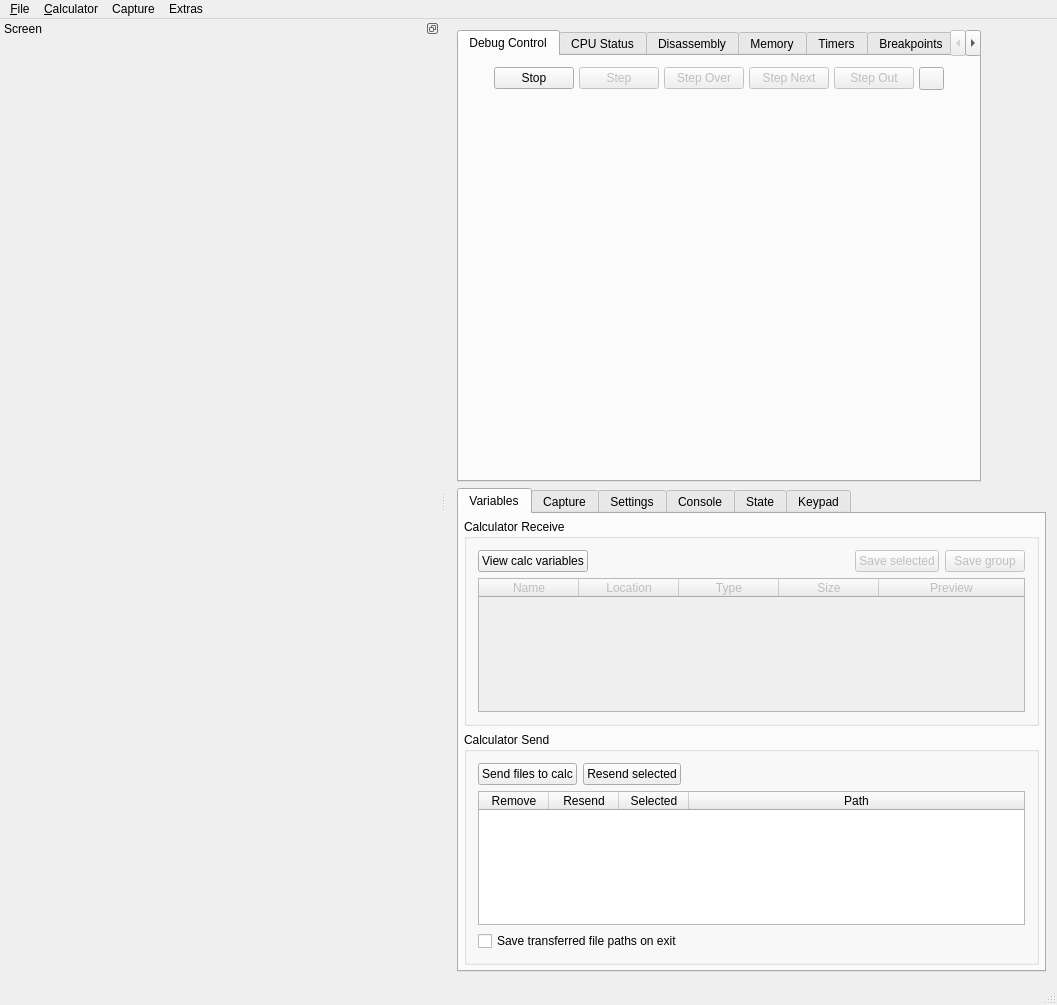
Above: gui/qt/mainwindow.ui from CE-Programming/CEmu before the change. Below: the same form after it.
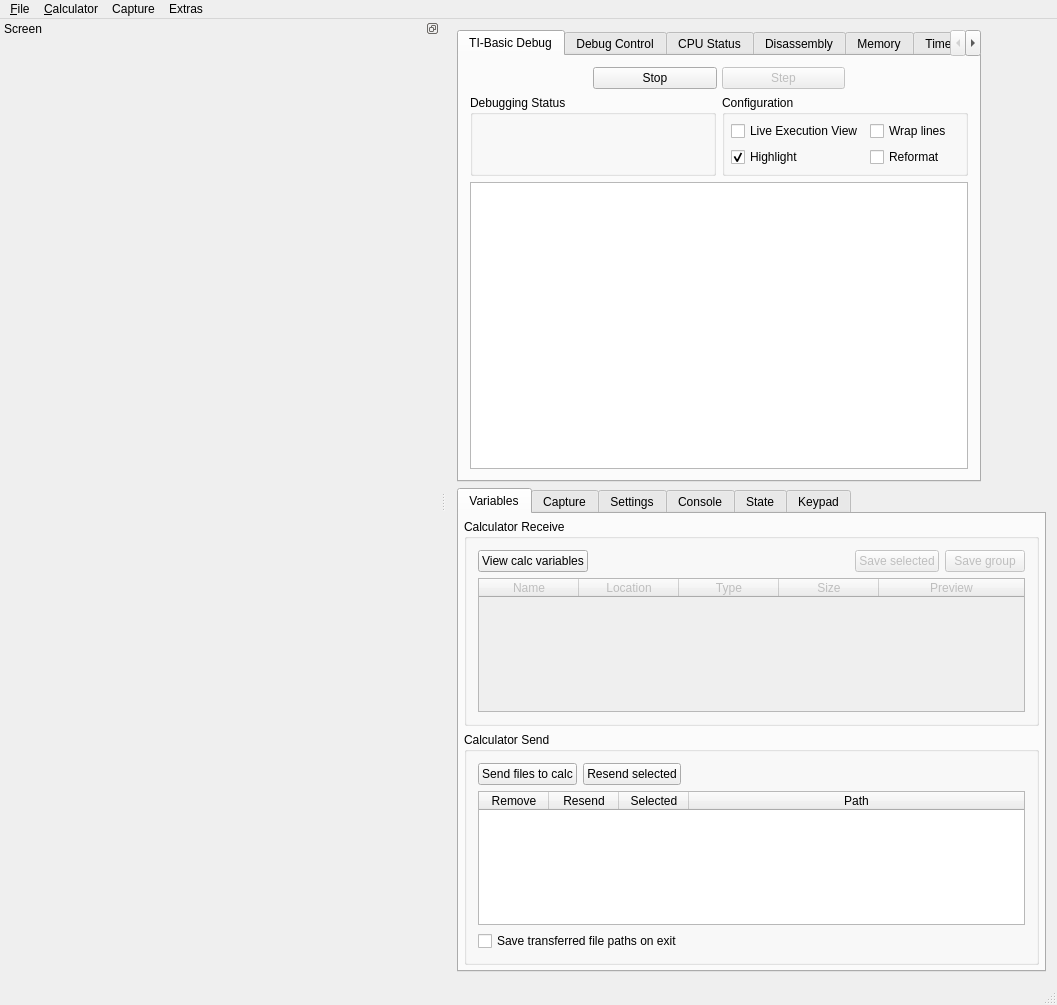
That is the form after the change. Icons and pictures are not drawn. Custom widgets are drawn as their Qt base class.

Commit message: basic debug: new gui and watchpoints from the core

Patch:
```diff
--- a/gui/qt/mainwindow.ui
+++ b/gui/qt/mainwindow.ui
@@ -79,6 +79,177 @@
       <property name="currentIndex">
        <number>0</number>
       </property>
+      <widget class="QWidget" name="tab_5">
+       <attribute name="title">
+        <string>TI-Basic Debug</string>
+       </attribute>
+       <layout class="QVBoxLayout" name="verticalLayout_17">
+        <item>
+         <layout class="QHBoxLayout" name="horizontalLayout_24">
+          <property name="spacing">
+           <number>5</number>
+          </property>
+          <item>
+           <spacer name="horizontalSpacer_19">
+            <property name="orientation">
+             <enum>Qt::Horizontal</enum>
+            </property>
+            <property name="sizeType">
+             <enum>QSizePolicy::Expanding</enum>
+            </property>
+            <property name="sizeHint" stdset="0">
+             <size>
+              <width>0</width>
+              <height>20</height>
+             </size>
+            </property>
+           </spacer>
+          </item>
+          <item>
+           <widget class="QPushButton" name="buttonBasicRun">
+            <property name="sizePolicy">
+             <sizepolicy hsizetype="MinimumExpanding" vsizetype="Maximum">
+              <horstretch>0</horstretch>
+              <verstretch>0</verstretch>
+             </sizepolicy>
+            </property>
+            <property name="focusPolicy">
+             <enum>Qt::NoFocus</enum>
+            </property>
+            <property name="text">
+             <string>Stop</string>
+            </property>
+            <property name="icon">
+             <iconset resource="resources.qrc">
+              <normaloff>:/icons/resources/icons/stop.png</normaloff>:/icons/resources/icons/stop.png</iconset>
+            </property>
+           </widget>
+          </item>
+          <item>
+           <widget class="QPushButton" name="buttonBasicStep">
+            <property name="enabled">
+             <bool>false</bool>
+            </property>
+            <property name="sizePolicy">
+             <sizepolicy hsizetype="MinimumExpanding" vsizetype="Maximum">
+              <horstretch>0</horstretch>
+              <verstretch>0</verstretch>
+             </sizepolicy>
+            </property>
+            <property name="focusPolicy">
+             <enum>Qt::NoFocus</enum>
+            </property>
+            <property name="text">
+             <string>Step</string>
+            </property>
+            <property name="icon">
+             <iconset resource="resources.qrc">
+              <normaloff>:/icons/resources/icons/stepin.png</normaloff>:/icons/resources/icons/stepin.png</iconset>
+            </property>
+           </widget>
+          </item>
+          <item>
+           <spacer name="horizontalSpacer_27">
+            <property name="orientation">
+             <enum>Qt::Horizontal</enum>
+            </property>
+            <property name="sizeType">
+             <enum>QSizePolicy::Expanding</enum>
+            </property>
+            <property name="sizeHint" stdset="0">
+             <size>
+              <width>0</width>
+              <height>20</height>
+             </size>
+            </property>
+           </spacer>
+          </item>
+         </layout>
+        </item>
+        <item>
+         <layout class="QHBoxLayout" name="horizontalLayout_30">
+          <property name="bottomMargin">
+           <number>0</number>
+          </property>
+          <item>
+           <widget class="QGroupBox" name="groupBox_7">
+            <property name="title">
+             <string>Debugging Status</string>
+            </property>
+            <layout class="QVBoxLayout" name="verticalLayout_24">
+             <item>
+              <widget class="QLabel" name="labelBasicStatus">
+               <property name="text">
+                <string/>
+               </property>
+              </widget>
+             </item>
+            </layout>
+           </widget>
+          </item>
+          <item>
+           <widget class="QGroupBox" name="groupBox_15">
+            <property name="title">
+             <string>Configuration</string>
+            </property>
+            <layout class="QGridLayout" name="gridLayout">
+             <property name="leftMargin">
+              <number>6</number>
+             </property>
+             <property name="topMargin">
+              <number>6</number>
+             </property>
+             <property name="rightMargin">
+              <number>6</number>
+             </property>
+             <property name="bottomMargin">
+              <number>6</number>
+             </property>
+             <item row="0" column="0">
+              <widget class="QCheckBox" name="checkBasicLiveExecution">
+               <property name="text">
+                <string>Live Execution View</string>
+               </property>
+              </widget>
+             </item>
+             <item row="1" column="0">
+              <widget class="QCheckBox" name="checkBasicHighlighting">
+               <property name="text">
+                <string>Highlight</string>
+               </property>
+               <property name="checked">
+                <bool>true</bool>
+               </property>
+              </widget>
+             </item>
+             <item row="0" column="1">
+              <widget class="QCheckBox" name="checkBasicLineWrapping">
+               <property name="text">
+                <string>Wrap lines</string>
+               </property>
+              </widget>
+             </item>
+             <item row="1" column="1">
+              <widget class="QCheckBox" name="checkBasicReformatting">
+               <property name="text">
+                <string>Reformat</string>
+               </property>
+              </widget>
+             </item>
+            </layout>
+           </widget>
+          </item>
+         </layout>
+        </item>
+        <item>
+         <widget class="BasicEditor" name="basicEdit">
+          <property name="readOnly">
+           <bool>true</bool>
+          </property>
+         </widget>
+        </item>
+       </layout>
+      </widget>
       <widget class="QWidget" name="debugControlWidget">
        <attribute name="icon">
         <iconset resource="resources.qrc">
@@ -10265,6 +10436,11 @@
    <extends>QTableWidget</extends>
    <header>tablewidget.h</header>
   </customwidget>
+  <customwidget>
+   <class>BasicEditor</class>
+   <extends>QPlainTextEdit</extends>
+   <header>basiccodeviewerwindow.h</header>
+  </customwidget>
  </customwidgets>
  <tabstops>
   <tabstop>emuVarView</tabstop>
```
The commit also changes 13 other files.
